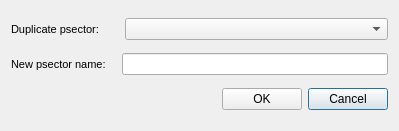
Before: the Qt Designer form ui/duplicate_psector.ui in Giswater/giswater_qgis_plugin, drawn with Qt 5.
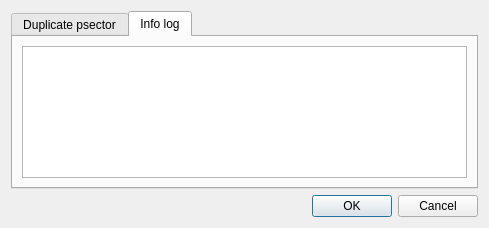
After: the same form once the commit is applied. The open tabs and pages were chosen to show the change.

Commit message: ui - duplicate psector - add info log

What changed in the file:
```diff
--- a/ui/duplicate_psector.ui
+++ b/ui/duplicate_psector.ui
@@ -6,15 +6,25 @@
    <rect>
     <x>0</x>
     <y>0</y>
-    <width>399</width>
-    <height>131</height>
+    <width>489</width>
+    <height>228</height>
    </rect>
   </property>
   <property name="windowTitle">
    <string>Duplicate Psector</string>
   </property>
-  <layout class="QGridLayout" name="gridLayout">
+  <layout class="QGridLayout" name="gridLayout_2">
    <item row="0" column="0" colspan="3">
+    <widget class="QTabWidget" name="tabWidget">
+     <property name="currentIndex">
+      <number>0</number>
+     </property>
+     <widget class="QWidget" name="tab">
+      <attribute name="title">
+       <string>Duplicate psector</string>
+      </attribute>
+      <layout class="QGridLayout" name="gridLayout">
+       <item row="0" column="0">
     <layout class="QHBoxLayout" name="horizontalLayout">
      <item>
       <widget class="QLabel" name="label_duplicate_psector">
@@ -71,7 +81,7 @@
      </item>
     </layout>
    </item>
-   <item row="1" column="0" colspan="3">
+       <item row="1" column="0">
     <layout class="QHBoxLayout" name="horizontalLayout_2">
      <item>
       <widget class="QLabel" name="label_new_psector">
@@ -122,33 +132,21 @@
      </item>
     </layout>
    </item>
-   <item row="4" column="2">
-    <widget class="QPushButton" name="btn_cancel">
-     <property name="sizePolicy">
-      <sizepolicy hsizetype="Minimum" vsizetype="Fixed">
-       <horstretch>0</horstretch>
-       <verstretch>0</verstretch>
-      </sizepolicy>
-     </property>
-     <property name="text">
-      <string>Cancel</string>
-     </property>
-    </widget>
-   </item>
-   <item row="4" column="1">
-    <widget class="QPushButton" name="btn_accept">
-     <property name="sizePolicy">
-      <sizepolicy hsizetype="Minimum" vsizetype="Fixed">
-       <horstretch>0</horstretch>
-       <verstretch>0</verstretch>
-      </sizepolicy>
-     </property>
-     <property name="text">
-      <string>OK</string>
-     </property>
-    </widget>
+      </layout>
+     </widget>
+     <widget class="QWidget" name="tab_2">
+      <attribute name="title">
+       <string>Info log</string>
+      </attribute>
+      <layout class="QGridLayout" name="gridLayout_3">
+       <item row="0" column="0">
+        <widget class="QTextEdit" name="txt_infolog"/>
+       </item>
+      </layout>
+     </widget>
+    </widget>
    </item>
-   <item row="4" column="0">
+   <item row="1" column="0">
     <spacer name="horizontalSpacer">
      <property name="orientation">
       <enum>Qt::Horizontal</enum>
@@ -161,6 +159,32 @@
      </property>
     </spacer>
    </item>
+   <item row="1" column="1">
+    <widget class="QPushButton" name="btn_accept">
+     <property name="sizePolicy">
+      <sizepolicy hsizetype="Minimum" vsizetype="Fixed">
+       <horstretch>0</horstretch>
+       <verstretch>0</verstretch>
+      </sizepolicy>
+     </property>
+     <property name="text">
+      <string>OK</string>
+     </property>
+    </widget>
+   </item>
+   <item row="1" column="2">
+    <widget class="QPushButton" name="btn_cancel">
+     <property name="sizePolicy">
+      <sizepolicy hsizetype="Minimum" vsizetype="Fixed">
+       <horstretch>0</horstretch>
+       <verstretch>0</verstretch>
+      </sizepolicy>
+     </property>
+     <property name="text">
+      <string>Cancel</string>
+     </property>
+    </widget>
+   </item>
   </layout>
  </widget>
  <resources/>
```
Lines whose indentation alone changed are shown as unchanged.
